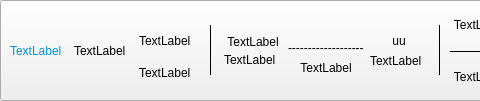
Old version of the form ticketinfo.ui in the repository bjutSecurityst/Dtrip; both pictures show x 0 to 480 and y 0 to 101 of the 1220 by 101 pixel window.
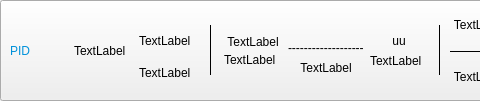
New version of the form.

```diff
--- a/ticketinfo.ui
+++ b/ticketinfo.ui
@@ -41,7 +41,7 @@
        <string notr="true">color: rgb(0, 145, 218);font: 12pt &quot;Microsoft YaHei UI&quot;;</string>
       </property>
       <property name="text">
-       <string>TextLabel</string>
+       <string>PID</string>
       </property>
      </widget>
     </item>
```
